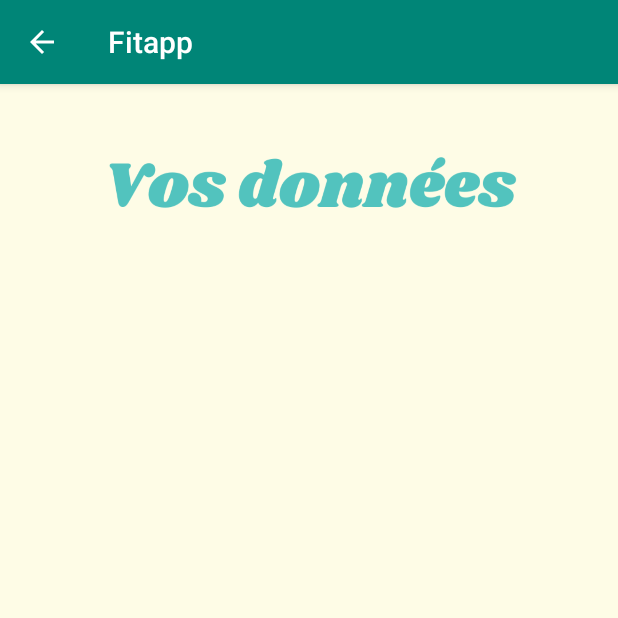
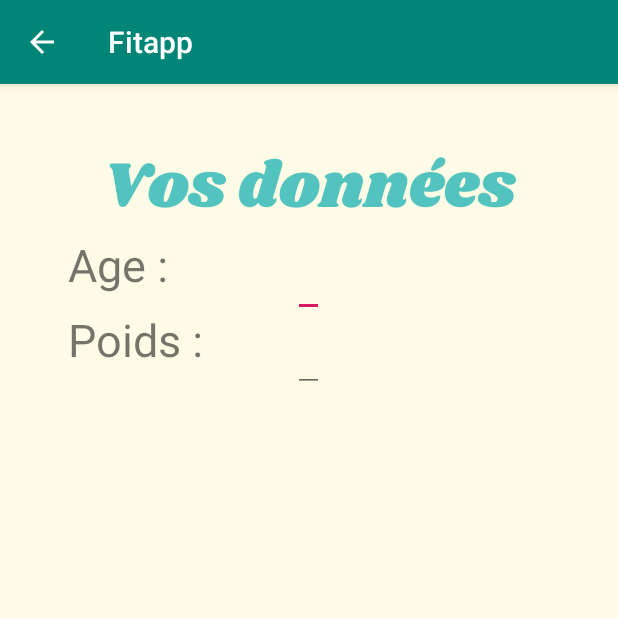
Before and after one commit to MikailINTech/fitapp, an Android app: the dataActivity screen opened directly, with no data from a screen before it, on a phone screen of 412 x 824 dp, the top half of it. Run offline under Robolectric (Android 15) with nearby library versions, the phone set to English and light mode, and no system bars.

Commit message:
ajout des premières données dans mes données

```diff
--- a/Fitapp/app/src/main/res/layout/activity_data.xml
+++ b/Fitapp/app/src/main/res/layout/activity_data.xml
@@ -1,7 +1,62 @@
 <?xml version="1.0" encoding="utf-8"?>
 <LinearLayout xmlns:android="http://schemas.android.com/apk/res/android"
+    xmlns:app="http://schemas.android.com/apk/res-auto"
+    xmlns:tools="http://schemas.android.com/tools"
     android:orientation="vertical" android:layout_width="match_parent"
     android:layout_height="match_parent"
     android:background="@drawable/databackground">
 
+    <androidx.constraintlayout.widget.ConstraintLayout
+        android:layout_width="match_parent"
+        android:layout_height="match_parent">
+
+        <EditText
+            android:id="@+id/age"
+            android:layout_width="wrap_content"
+            android:layout_height="wrap_content"
+            android:layout_marginStart="195dp"
+            android:layout_marginLeft="195dp"
+            android:layout_marginTop="100dp"
+            android:text=""
+            android:textSize="25dp"
+            app:layout_constraintStart_toStartOf="parent"
+            app:layout_constraintTop_toTopOf="parent"></EditText>
+
+        <TextView
+            android:id="@+id/agetext"
+            android:layout_width="150dp"
+            android:layout_height="56dp"
+            android:layout_marginStart="45dp"
+            android:layout_marginLeft="45dp"
+            android:layout_marginTop="100dp"
+            android:text="Age : "
+            android:textSize="30dp"
+            app:layout_constraintStart_toStartOf="parent"
+            app:layout_constraintTop_toTopOf="parent" />
+        <EditText
+            android:id="@+id/poids"
+            android:layout_width="wrap_content"
+            android:layout_height="wrap_content"
+            android:layout_marginStart="195dp"
+            android:layout_marginLeft="195dp"
+            android:layout_marginTop="150dp"
+            android:text=""
+            android:textSize="25dp"
+            app:layout_constraintStart_toStartOf="parent"
+            app:layout_constraintTop_toTopOf="parent"></EditText>
+        <TextView
+            android:id="@+id/poidstext"
+            android:layout_width="150dp"
+            android:layout_height="56dp"
+            android:layout_marginStart="45dp"
+            android:layout_marginLeft="45dp"
+            android:layout_marginTop="150dp"
+            android:text="Poids : "
+            android:textSize="30dp"
+            app:layout_constraintStart_toStartOf="parent"
+            app:layout_constraintTop_toTopOf="parent" />
+
+
+
+    </androidx.constraintlayout.widget.ConstraintLayout>
 </LinearLayout>
```
